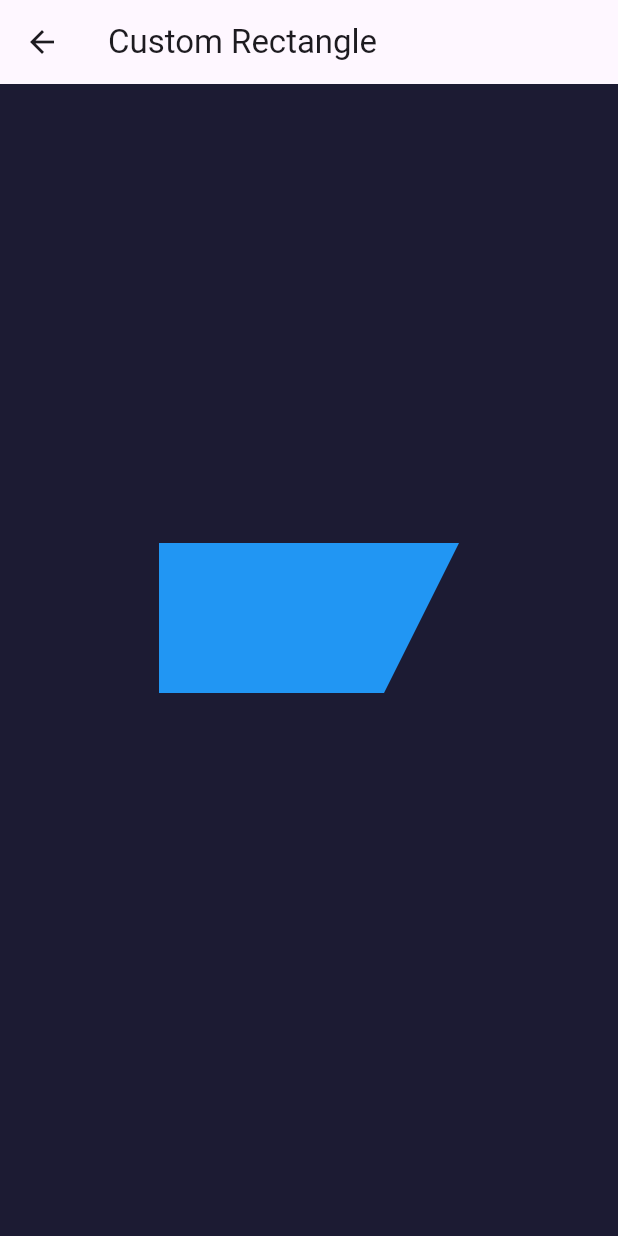
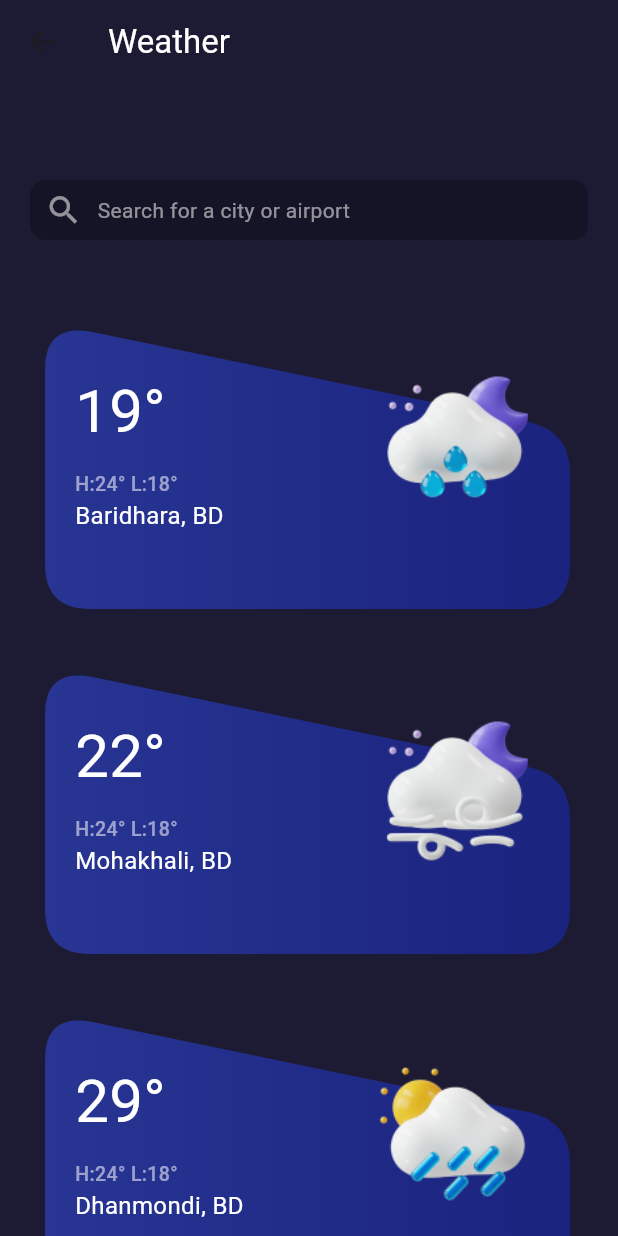
Before and after one commit to mehed1hasan/weather_app, a Flutter app: the Page3 screen opened directly, on a phone screen of 412 x 824 dp. Run offline on Flutter 3.47's test engine with Material 2 defaults, Android fonts, the phone set to English and light mode, and no system bars; missing offline and left inert: neumorphic_ui.

Commit message:
merge the first page

```diff
--- a/lib/models/list.dart
+++ b/lib/models/list.dart
@@ -1,10 +1,14 @@
 class CustomList{
   final String time;
   final String image;
+  final String image2;
   final String temperature;
+  final String place;
   const CustomList({
     required this.time,
     required this.image,
+    required this.image2,
     required this.temperature,
+    required this.place,
   });
 }
--- a/lib/models/lists.dart
+++ b/lib/models/lists.dart
@@ -5,49 +5,66 @@ List<CustomList> lists = [
   const CustomList(
     time:'12 PM',
     image: 'assets/smallw1.png',
+    image2: 'assets/bigw1.png',
     temperature: '19°',
+    place: "Baridhara, BD"
 
   ),
   const CustomList(
     time:'1 PM',
     image: 'assets/smallw2.png',
+    image2: 'assets/bigw2.png',
     temperature: '22°',
+    place: "Mohakhali, BD"
+
 
   ),
   const CustomList(
     time:'2 PM',
     image: 'assets/smallw3.png',
+    image2: 'assets/bigw3.png',
     temperature: '29°',
+    place: "Dhanmondi, BD"
 
   ),
   const CustomList(
     time:'3 PM',
     image: 'assets/smallw1.png',
+    image2: 'assets/bigw1.png',
     temperature: '19°',
+    place: "Baridhara, BD"
 
   ),
   const CustomList(
     time:'4 PM',
     image: 'assets/smallw2.png',
+    image2: 'assets/bigw2.png',
     temperature: '30°',
+    place: "Baridhara, BD"
 
   ),
   const CustomList(
     time:'5 PM',
     image: 'assets/smallw3.png',
+    image2: 'assets/bigw3.png',
     temperature: '28°',
+    place: "Baridhara, BD"
 
   ),
   const CustomList(
     time:'4 PM',
     image: 'assets/smallw2.png',
+    image2: 'assets/bigw1.png',
     temperature: '19°',
+    place: "Baridhara, BD"
 
   ),
   const CustomList(
     time:'5 PM',
     image: 'assets/smallw3.png',
+    image2: 'assets/bigw2.png',
     temperature: '24°',
+    place: "Baridhara, BD"
 
   ),
 
--- a/lib/pages/page3.dart
+++ b/lib/pages/page3.dart
@@ -1,4 +1,5 @@
 import 'package:flutter/material.dart';
+import 'package:weather_app/models/lists.dart';
 
 class Page3 extends StatefulWidget {
   const Page3({super.key});
@@ -11,19 +12,164 @@ class _Page3State extends State<Page3> {
   @override
   Widget build(BuildContext context) {
     return Scaffold(
-      backgroundColor: Color(0xFF1C1B33),
+      backgroundColor: const Color(0xFF1C1B33),
       extendBodyBehindAppBar: true,
 
         appBar: AppBar(
-          title: Text('Custom Rectangle'),
+          backgroundColor: const Color(0xFF1C1B33),
+          title: const Text('Weather',
+            style: TextStyle(color: Colors.white),
+          ),
         ),
-        body: Center(
-          child: CustomRectangle(),
+        body: Stack(
+          children: [
+            /// Search bar container
+            Container(
+              height: 40,
+              width: 400,
+              margin: const EdgeInsets.fromLTRB(20, 120, 20, 0),
+              decoration: const BoxDecoration(
+                color: Colors.black26,
+                borderRadius: BorderRadius.all(Radius.circular(10))
+              ),
+              child: const Row(
+                children: [
+                  SizedBox(width: 10,),
+                  Icon(Icons.search, size: 25,color: Colors.white54,),
+                  SizedBox(width: 10,),
+                  Text('Search for a city or airport',
+                  style: TextStyle(
+                    color: Colors.white54
+                  ),)
+                ],
+              ),
+            ),
+            /// Weather box list container
+            Container(
+              height: double.infinity,
+              width: double.infinity,
+              margin: const EdgeInsets.fromLTRB(30, 160, 30, 0),
+              child: ListView.builder(
+                scrollDirection: Axis.vertical,
+                itemCount: lists.length,
+                itemBuilder: (context, index){
+                  final item = lists[index];
+                  return Stack(
+                    children: [
+                      ClipPath(
+                        clipper: BackgroundClipper(),
+                        child: Container(
+                          width: 350,
+                          height: 190,
+                          margin: const EdgeInsets.fromLTRB(0, 0, 0, 0),
+                          //color: Colors.blue,
+                          decoration: BoxDecoration(
+                            gradient: LinearGradient(
+                              colors: [Colors.indigo.shade800,Colors.indigo.shade900],
+                              begin: Alignment.centerLeft,
+                              end: Alignment.centerRight,
+                            ),
+                          ),
+                        ),
+                      ),
+                      /// Text Container
+                      Container(
+                        margin: const EdgeInsets.fromLTRB(20, 30, 100, 0),
+                        height: 200,
+                        width: 150,
+                        child: Column(
+                          crossAxisAlignment: CrossAxisAlignment.start,
+                          children: [
+                            Text(item.temperature,
+                              style: const TextStyle(
+                                  color: Colors.white,
+                                  fontSize: 40,
+                                  fontWeight: FontWeight.w400
+                              ),
+                            ),
+                            const SizedBox(height: 10,),
+                            const Text('H:24° L:18°',
+                              style: TextStyle(
+                                  color: Colors.white54,
+                                  fontSize: 13,
+                                  fontWeight: FontWeight.w500
+                              ),
+                            ),
+                            Text(item.place,
+                              style: const TextStyle(
+                                color: Colors.white,
+                                fontSize: 16,
+                              ),
+                            ),
+                          ],
+                        ),
+                      ),
+                      /// Image Container
+                      Container(
+                        height: 140,
+                        width: 180,
+                        margin: const EdgeInsets.fromLTRB(220, 0, 30, 0),
+                        child: Image.asset(
+                          item.image2,
+                          fit: BoxFit.cover,
+                        ),
+                      )
+                    ],
+                  );
+                }
+              )
+            ),
+          ],
         ),
 
     );
   }
 }
+
+class BackgroundClipper extends CustomClipper<Path>{
+  @override
+  Path getClip(Size size) {
+    var path = Path();
+    double roundnessFactor=30;
+
+
+    /// bottom left corner
+    path.lineTo(0, size.height-roundnessFactor);
+    path.quadraticBezierTo(0, size.height, roundnessFactor, size.height);
+
+
+    /// bottom right corner
+    path.lineTo(size.width-roundnessFactor, size.height);
+    path.quadraticBezierTo(size.width, size.height, size.width, size.height-roundnessFactor);
+
+
+    /// top right corner
+    path.lineTo(size.width, 70+roundnessFactor); /// p0
+    path.quadraticBezierTo(size.width, 70, size.width-30, 70-5); /// p1, p2
+
+
+    /// top left corner
+    path.lineTo(30, 5);
+    path.quadraticBezierTo(0, 0, 0, 30);
+
+    return path;
+  }
+
+  @override
+  bool shouldReclip(covariant CustomClipper<Path> oldClipper) {
+
+    return true;
+  }
+
+}
+
+
+
+
+
+
+
+
 
 
 
@@ -48,10 +194,10 @@ class RectanglePainter extends CustomPainter {
       ..style = PaintingStyle.fill;
 
     // Define the four points of the rectangle with different side lengths
-    var point1 = Offset(0, 0);
-    var point2 = Offset(200, 0);
-    var point3 = Offset(150, 100);
-    var point4 = Offset(0, 100);
+    var point1 = const Offset(0, 0);
+    var point2 = const Offset(200, 0);
+    var point3 = const Offset(150, 100);
+    var point4 = const Offset(0, 100);
 
     // Create a path and add the points to it
     var path = Path()
```
Also changed, not shown: assets/bigw1.png (added), assets/bigw2.png (added), assets/bigw3.png (added).
